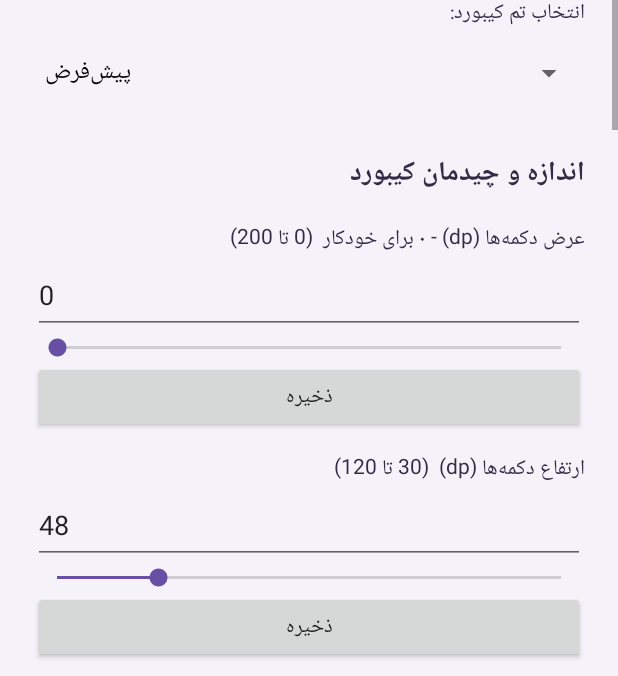
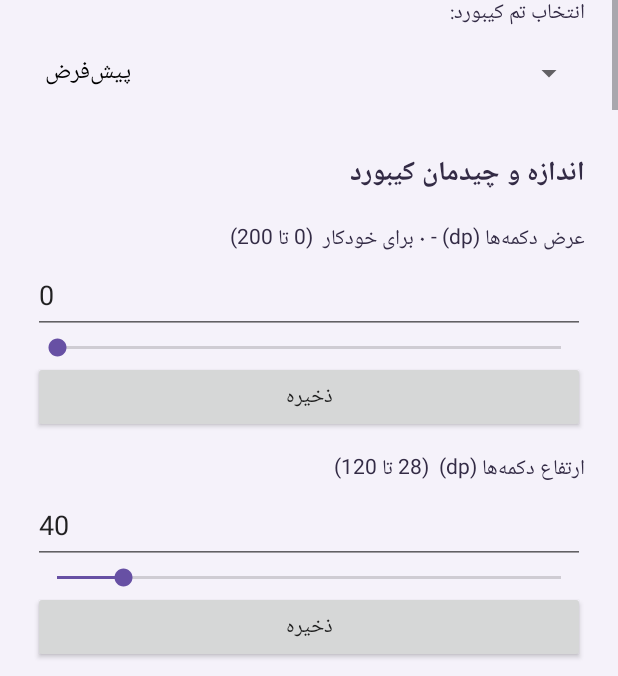
Before and after one commit to smhosseini397/SMHKeyBoard.ai, an Android app: the screen it shows after launch (SettingsActivity), after a tap on "تم و ظاهر", on a phone screen of 412 x 824 dp. Shown: the part 283-959 px from the top of the screen. Run offline under Robolectric (Android 15) with nearby library versions, the phone set to English and light mode, and no system bars; 3 other taps on this screen came first.

Commit message:
Update SettingsActivity.kt

```diff
--- a/app/src/main/java/com/farshekashan/keyfarsi/SettingsActivity.kt
+++ b/app/src/main/java/com/farshekashan/keyfarsi/SettingsActivity.kt
@@ -27,7 +27,6 @@ class SettingsActivity : Activity() {
     }
     private val prefs by lazy { getSharedPreferences("keyfarsi", MODE_PRIVATE) }
 
-    // لیست ادغام‌های ثابت: (کلید فعال‌سازی، کلید حذف، برچسب)
     private data class MergeOption(
         val enableKey: String,
         val deleteKey: String,
@@ -452,18 +451,17 @@ class SettingsActivity : Activity() {
 
         outer.addView(sectionTitle("اندازه و چیدمان کیبورد"))
         addNumberField(outer, "عرض دکمه‌ها (dp) - ۰ برای خودکار", "fa_key_width", 0, 0, 200)
-        addNumberField(outer, "ارتفاع دکمه‌ها (dp)", "fa_key_height", 48, 30, 120)
+        addNumberField(outer, "ارتفاع دکمه‌ها (dp)", "fa_key_height", 40, 28, 120)
         addNumberField(outer, "فاصله بین دکمه‌ها (dp)", "fa_key_gap", 4, 0, 20)
-        // حاشیه امن: حالا از ۰ قابل تنظیم است
         addNumberField(outer, "حاشیه امن (پیکسل)", "keyboard_padding", 2, 0, 5)
-        // حاشیه طرفین ردیف حروف: محدوده بزرگ‌تر تا کاملاً به دیواره بچسبد
+        // ✅ حاشیه طرفین با محدوده گسترده: منفی = چسبیده به دیواره، مثبت = فاصله از دیواره
         addNumberField(
             outer,
             "حاشیه طرفین ردیف حروف (dp)\nمنفی = چسبیده به دیواره، مثبت = فاصله از دیواره",
             "letter_side_margin",
             4,
-            -120,
-            40
+            -200,
+            100
         )
         addNumberField(outer, "عرض کیبورد در حالت افقی (dp) - ۰ برای خودکار", "keyboard_width_landscape", 0, 0, 1200)
         addNumberField(outer, "ارتفاع کیبورد در حالت افقی (dp) - ۰ برای خودکار", "keyboard_height_landscape", 0, 0, 800)
@@ -490,6 +488,15 @@ class SettingsActivity : Activity() {
         outer.addView(bsCheck)
         addNumberField(outer, "وزن بک‌اسپیس در ردیف مستقل (۱ تا ۵)", "backspace_weight", 2, 1, 5)
         addNumberField(outer, "ارتفاع بک‌اسپیس در ردیف مستقل (dp) - ۰ برای خودکار", "backspace_separate_height", 0, 0, 120)
+        // ✅ فاصله عمودی ردیف بک‌اسپیس با ردیف اسپیس
+        addNumberField(
+            outer,
+            "فاصله عمودی ردیف بک‌اسپیس با ردیف اسپیس (dp) - بیشتر = دورتر",
+            "backspace_separate_gap",
+            8,
+            0,
+            40
+        )
         addNumberField(outer, "عرض بک‌اسپیس در حالت عادی (۵ تا ۳۰)", "backspace_inline_width", 15, 5, 30)
 
         outer.addView(sectionTitle("جابه‌جایی عمودی کیبورد"))
@@ -513,7 +520,7 @@ class SettingsActivity : Activity() {
                     .putInt("keyboard_width_landscape", 0)
                     .putInt("keyboard_height_landscape", 0)
                     .putInt("fa_key_width", 0)
-                    .putInt("fa_key_height", 48)
+                    .putInt("fa_key_height", 40)
                     .putInt("fa_key_gap", 4)
                     .putInt("en_key_width", 0)
                     .putInt("en_key_height", 48)
@@ -545,6 +552,7 @@ class SettingsActivity : Activity() {
                     .putBoolean("backspace_separate_row", false)
                     .putInt("backspace_weight", 2)
                     .putInt("backspace_separate_height", 0)
+                    .putInt("backspace_separate_gap", 8)
                     .putInt("backspace_inline_width", 15)
                     .putInt("keyboard_vertical_offset", 0)
                     .putInt("space_weight", 3)
```
